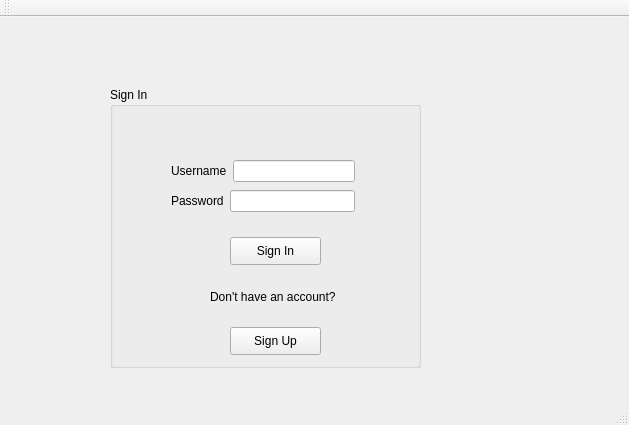
Before: the Qt Designer form GUI/GUI/mainwindow.ui in r17v1/connect, drawn with Qt 5.
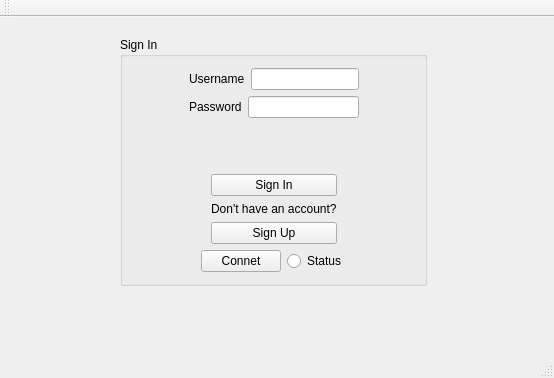
After: the same form once the commit is applied.

What changed in the file:
```diff
--- a/GUI/GUI/mainwindow.ui
+++ b/GUI/GUI/mainwindow.ui
@@ -6,8 +6,8 @@
    <rect>
     <x>0</x>
     <y>0</y>
-    <width>629</width>
-    <height>425</height>
+    <width>554</width>
+    <height>378</height>
    </rect>
   </property>
   <property name="windowTitle">
@@ -17,63 +17,34 @@
    <widget class="QGroupBox" name="groupBox">
     <property name="geometry">
      <rect>
-      <x>110</x>
-      <y>70</y>
-      <width>311</width>
-      <height>281</height>
+      <x>120</x>
+      <y>20</y>
+      <width>307</width>
+      <height>249</height>
      </rect>
     </property>
     <property name="title">
      <string>Sign In</string>
     </property>
-    <widget class="QPushButton" name="pushButton_SignIn">
-     <property name="geometry">
-      <rect>
-       <x>120</x>
-       <y>150</y>
-       <width>91</width>
-       <height>28</height>
-      </rect>
-     </property>
-     <property name="text">
-      <string>Sign In</string>
-     </property>
-    </widget>
-    <widget class="QPushButton" name="pushButton_SignUp">
-     <property name="geometry">
-      <rect>
-       <x>120</x>
-       <y>240</y>
-       <width>91</width>
-       <height>28</height>
-      </rect>
-     </property>
-     <property name="text">
-      <string>Sign Up</string>
-     </property>
-    </widget>
-    <widget class="QLabel" name="label_3">
-     <property name="geometry">
-      <rect>
-       <x>100</x>
-       <y>200</y>
-       <width>131</width>
+    <layout class="QVBoxLayout" name="verticalLayout_4">
+     <item>
+      <layout class="QVBoxLayout" name="verticalLayout_3">
+       <item>
+        <layout class="QHBoxLayout" name="horizontalLayout_4">
+         <item>
+          <spacer name="horizontalSpacer_5">
+           <property name="orientation">
+            <enum>Qt::Horizontal</enum>
+           </property>
+           <property name="sizeHint" stdset="0">
+            <size>
+             <width>40</width>
        <height>20</height>
-      </rect>
-     </property>
-     <property name="text">
-      <string>Don't have an account?</string>
-     </property>
-    </widget>
-    <widget class="QWidget" name="">
-     <property name="geometry">
-      <rect>
-       <x>50</x>
-       <y>60</y>
-       <width>206</width>
-       <height>80</height>
-      </rect>
-     </property>
+            </size>
+           </property>
+          </spacer>
+         </item>
+         <item>
      <layout class="QVBoxLayout" name="verticalLayout">
       <item>
        <layout class="QHBoxLayout" name="horizontalLayout">
@@ -99,12 +70,150 @@
          </widget>
         </item>
         <item>
-         <widget class="QLineEdit" name="lineEdit_password"/>
+              <widget class="QLineEdit" name="lineEdit_password">
+               <property name="echoMode">
+                <enum>QLineEdit::Password</enum>
+               </property>
+              </widget>
         </item>
        </layout>
       </item>
      </layout>
-    </widget>
+         </item>
+         <item>
+          <spacer name="horizontalSpacer_6">
+           <property name="orientation">
+            <enum>Qt::Horizontal</enum>
+           </property>
+           <property name="sizeHint" stdset="0">
+            <size>
+             <width>40</width>
+             <height>20</height>
+            </size>
+           </property>
+          </spacer>
+         </item>
+        </layout>
+       </item>
+       <item>
+        <spacer name="verticalSpacer">
+         <property name="orientation">
+          <enum>Qt::Vertical</enum>
+         </property>
+         <property name="sizeHint" stdset="0">
+          <size>
+           <width>20</width>
+           <height>40</height>
+          </size>
+         </property>
+        </spacer>
+       </item>
+       <item>
+        <layout class="QHBoxLayout" name="horizontalLayout_5">
+         <item>
+          <spacer name="horizontalSpacer">
+           <property name="orientation">
+            <enum>Qt::Horizontal</enum>
+           </property>
+           <property name="sizeHint" stdset="0">
+            <size>
+             <width>40</width>
+             <height>20</height>
+            </size>
+           </property>
+          </spacer>
+         </item>
+         <item>
+          <layout class="QVBoxLayout" name="verticalLayout_2">
+           <item>
+            <widget class="QPushButton" name="pushButton_SignIn">
+             <property name="text">
+              <string>Sign In</string>
+             </property>
+            </widget>
+           </item>
+           <item>
+            <widget class="QLabel" name="label_3">
+             <property name="text">
+              <string>Don't have an account?</string>
+             </property>
+            </widget>
+           </item>
+           <item>
+            <widget class="QPushButton" name="pushButton_SignUp">
+             <property name="text">
+              <string>Sign Up</string>
+             </property>
+            </widget>
+           </item>
+          </layout>
+         </item>
+         <item>
+          <spacer name="horizontalSpacer_2">
+           <property name="orientation">
+            <enum>Qt::Horizontal</enum>
+           </property>
+           <property name="sizeHint" stdset="0">
+            <size>
+             <width>40</width>
+             <height>20</height>
+            </size>
+           </property>
+          </spacer>
+         </item>
+        </layout>
+       </item>
+       <item>
+        <layout class="QHBoxLayout" name="horizontalLayout_6">
+         <item>
+          <spacer name="horizontalSpacer_3">
+           <property name="orientation">
+            <enum>Qt::Horizontal</enum>
+           </property>
+           <property name="sizeHint" stdset="0">
+            <size>
+             <width>40</width>
+             <height>20</height>
+            </size>
+           </property>
+          </spacer>
+         </item>
+         <item>
+          <layout class="QHBoxLayout" name="horizontalLayout_3">
+           <item>
+            <widget class="QPushButton" name="connet_but">
+             <property name="text">
+              <string>Connet</string>
+             </property>
+            </widget>
+           </item>
+           <item>
+            <widget class="QRadioButton" name="conncetion_status">
+             <property name="text">
+              <string>Status</string>
+             </property>
+            </widget>
+           </item>
+          </layout>
+         </item>
+         <item>
+          <spacer name="horizontalSpacer_4">
+           <property name="orientation">
+            <enum>Qt::Horizontal</enum>
+           </property>
+           <property name="sizeHint" stdset="0">
+            <size>
+             <width>40</width>
+             <height>20</height>
+            </size>
+           </property>
+          </spacer>
+         </item>
+        </layout>
+       </item>
+      </layout>
+     </item>
+    </layout>
    </widget>
   </widget>
   <widget class="QMenuBar" name="menuBar">
```
Left out of the diff: 4 changed lines with no effect on the pictures. Lines whose indentation alone changed are shown as unchanged.
